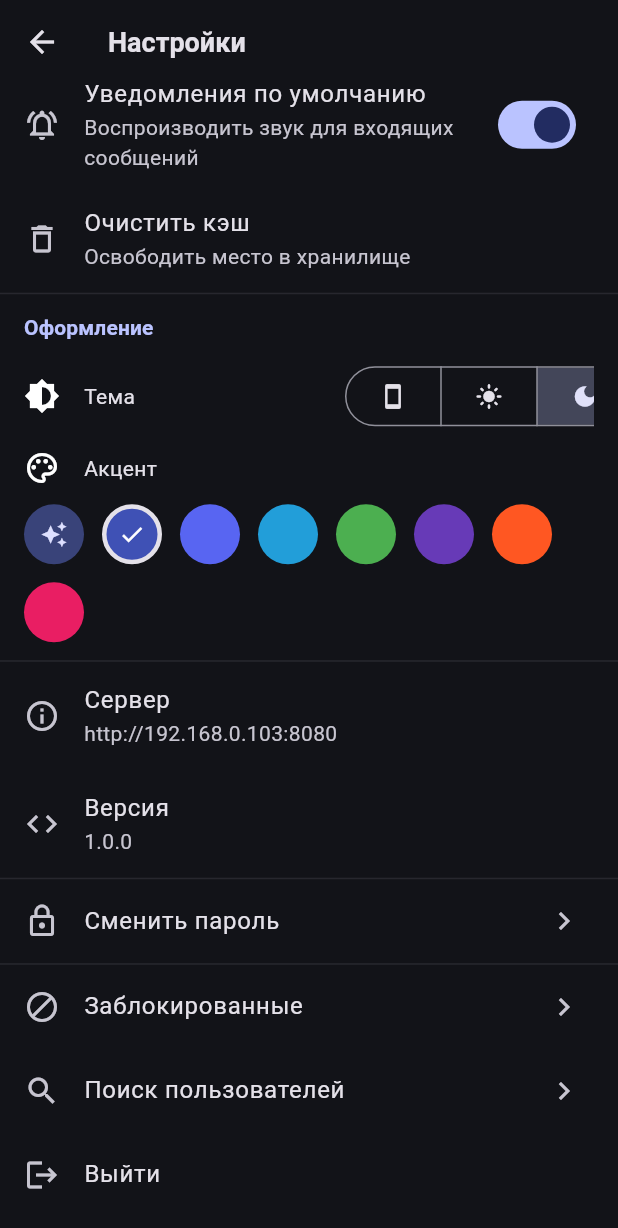
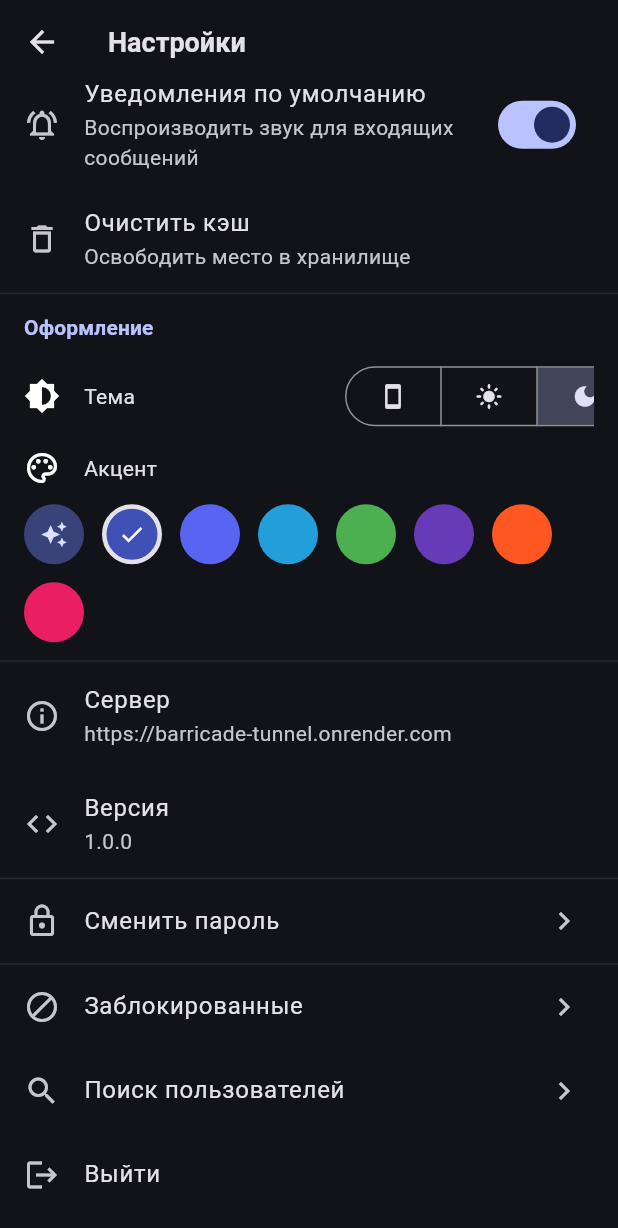
Before and after one commit to ilertnost/Barricade, a Flutter app: the SettingsScreen screen opened by its route, scrolled down 1152 dp, on a phone screen of 412 x 824 dp. Shown: the top 1228 px of the screen. Run offline on Flutter 3.47's test engine with Material 3 defaults, Android fonts, the light colour scheme and no system bars; drawn by our look-alikes of dynamic_color; our stand-ins replace audioplayers, camera, file_picker, firebase_core, firebase_messaging, image_picker and 5 more; missing offline and left inert: flutter_webrtc, media_kit, media_kit_video, record; accounts and stored records are empty; network calls fail.

Commit message:
- config: point to Render tunnel URL (barricade-tunnel.onrender.com)

```diff
--- a/client/lib/config.dart
+++ b/client/lib/config.dart
@@ -1,4 +1,4 @@
 class Config {
-  static const String serverUrl = 'http://192.168.0.103:8080';
-  static const String wsUrl = 'ws://192.168.0.103:8080/ws';
+  static const String serverUrl = 'https://barricade-tunnel.onrender.com';
+  static const String wsUrl = 'wss://barricade-tunnel.onrender.com/ws';
 }
```
